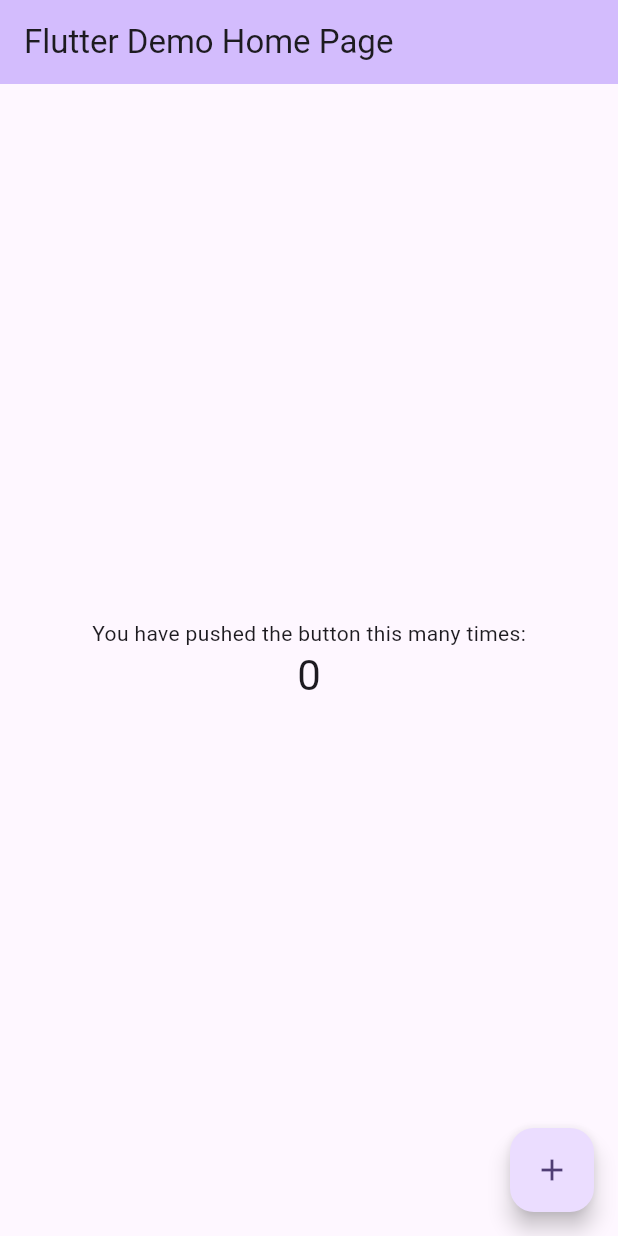
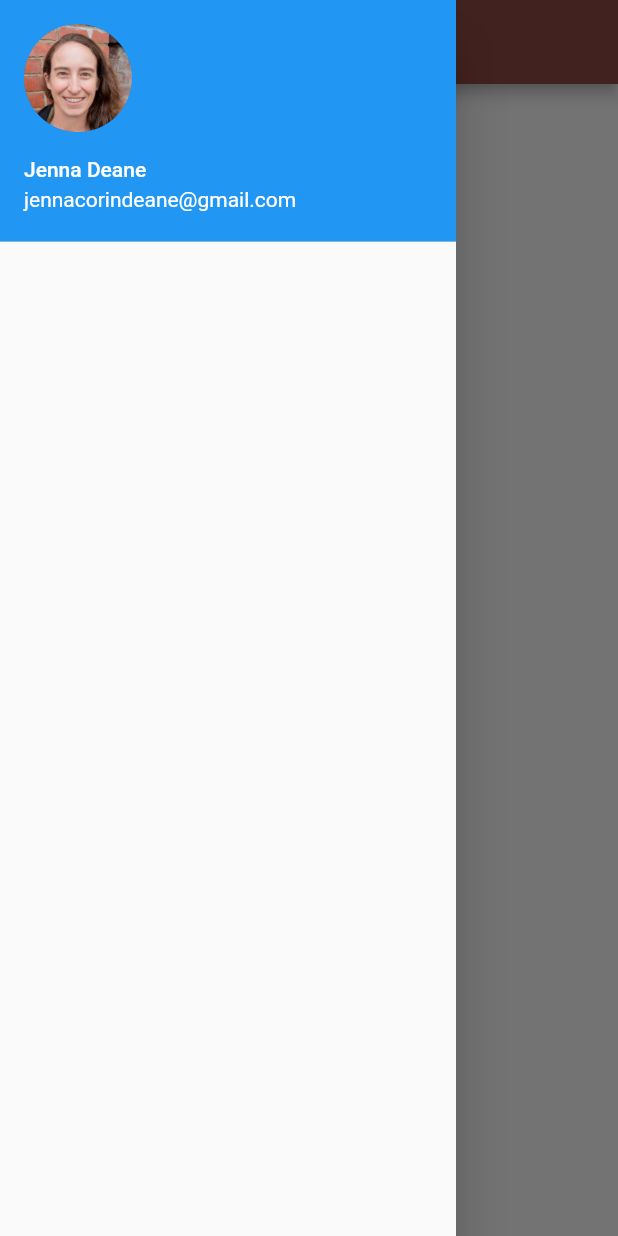
Before and after one commit to cow466/til, a Flutter app: the screen it shows after launch, with the side drawer open (before the commit the screen has no drawer), on a phone screen of 412 x 824 dp. Run offline on Flutter 3.47's test engine with Material 2 defaults, Android fonts, the light colour scheme and no system bars; our stand-ins replace flutter_markdown, google_fonts.

Commit message:
create base app

```diff
--- /dev/null
+++ b/til/lib/app.dart
@@ -0,0 +1,42 @@
+import 'package:flutter/material.dart';
+import 'package:google_fonts/google_fonts.dart';
+
+import 'package:til/settings/settings_controller.dart';
+import 'package:til/views/page_not_found/page_not_found_view.dart';
+
+class TILApp extends StatelessWidget {
+  const TILApp({
+    super.key,
+    required this.settingsController,
+  });
+
+  final SettingsController settingsController;
+
+  @override
+  Widget build(BuildContext context) {
+    return ListenableBuilder(
+      listenable: settingsController,
+      builder: (context, child) => MaterialApp(
+        theme: ThemeData(
+          colorScheme: ColorScheme.fromSeed(
+            seedColor: Colors.red,
+          ),
+          textTheme: TextTheme(
+            bodyMedium: GoogleFonts.openSans(),
+          ),
+        ),
+        darkTheme: ThemeData.dark(),
+        themeMode: settingsController.themeMode,
+        onGenerateRoute: (routeSettings) => MaterialPageRoute(
+          settings: routeSettings,
+          builder: (context) {
+            switch (routeSettings.name) {
+              default:
+                return const PageNotFoundView();
+            }
+          },
+        ),
+      ),
+    );
+  }
+}
--- /dev/null
+++ b/til/lib/components/drawer_view.dart
@@ -0,0 +1,25 @@
+import 'package:flutter/material.dart';
+
+class DrawerView extends StatelessWidget {
+  const DrawerView({Key? key}) : super(key: key);
+
+  @override
+  Widget build(BuildContext context) {
+    return Drawer(
+      child: ListView(
+        children: [
+          UserAccountsDrawerHeader(
+            accountName: const Text("Jenna Deane"),
+            accountEmail: const Text("jennacorindeane@gmail.com"),
+            currentAccountPicture: const CircleAvatar(
+              backgroundImage: AssetImage('assets/images/jenna-deane.jpg'),
+            ),
+            decoration: BoxDecoration(
+              color: Theme.of(context).primaryColor,
+            ),
+          ),
+        ],
+      ),
+    );
+  }
+}
--- a/til/lib/main.dart
+++ b/til/lib/main.dart
@@ -1,125 +1,10 @@
 import 'package:flutter/material.dart';
+import 'package:til/app.dart';
+import 'package:til/settings/settings_controller.dart';
+import 'package:til/settings/settings_service.dart';
 
-void main() {
-  runApp(const MyApp());
+void main() async {
+  final settingsController = SettingsController(SettingsService());
+  await settingsController.loadSettings();
+  runApp(TILApp(settingsController: settingsController));
 }
-
-class MyApp extends StatelessWidget {
-  const MyApp({super.key});
-
-  // This widget is the root of your application.
-  @override
-  Widget build(BuildContext context) {
-    return MaterialApp(
-      title: 'Flutter Demo',
-      theme: ThemeData(
-        // This is the theme of your application.
-        //
-        // TRY THIS: Try running your application with "flutter run". You'll see
-        // the application has a blue toolbar. Then, without quitting the app,
-        // try changing the seedColor in the colorScheme below to Colors.green
-        // and then invoke "hot reload" (save your changes or press the "hot
-        // reload" button in a Flutter-supported IDE, or press "r" if you used
-        // the command line to start the app).
-        //
-        // Notice that the counter didn't reset back to zero; the application
-        // state is not lost during the reload. To reset the state, use hot
-        // restart instead.
-        //
-        // This works for code too, not just values: Most code changes can be
-        // tested with just a hot reload.
-        colorScheme: ColorScheme.fromSeed(seedColor: Colors.deepPurple),
-        useMaterial3: true,
-      ),
-      home: const MyHomePage(title: 'Flutter Demo Home Page'),
-    );
-  }
-}
-
-class MyHomePage extends StatefulWidget {
-  const MyHomePage({super.key, required this.title});
-
-  // This widget is the home page of your application. It is stateful, meaning
-  // that it has a State object (defined below) that contains fields that affect
-  // how it looks.
-
-  // This class is the configuration for the state. It holds the values (in this
-  // case the title) provided by the parent (in this case the App widget) and
-  // used by the build method of the State. Fields in a Widget subclass are
-  // always marked "final".
-
-  final String title;
-
-  @override
-  State<MyHomePage> createState() => _MyHomePageState();
-}
-
-class _MyHomePageState extends State<MyHomePage> {
-  int _counter = 0;
-
-  void _incrementCounter() {
-    setState(() {
-      // This call to setState tells the Flutter framework that something has
-      // changed in this State, which causes it to rerun the build method below
-      // so that the display can reflect the updated values. If we changed
-      // _counter without calling setState(), then the build method would not be
-      // called again, and so nothing would appear to happen.
-      _counter++;
-    });
-  }
-
-  @override
-  Widget build(BuildContext context) {
-    // This method is rerun every time setState is called, for instance as done
-    // by the _incrementCounter method above.
-    //
-    // The Flutter framework has been optimized to make rerunning build methods
-    // fast, so that you can just rebuild anything that needs updating rather
-    // than having to individually change instances of widgets.
-    return Scaffold(
-      appBar: AppBar(
-        // TRY THIS: Try changing the color here to a specific color (to
-        // Colors.amber, perhaps?) and trigger a hot reload to see the AppBar
-        // change color while the other colors stay the same.
-        backgroundColor: Theme.of(context).colorScheme.inversePrimary,
-        // Here we take the value from the MyHomePage object that was created by
-        // the App.build method, and use it to set our appbar title.
-        title: Text(widget.title),
-      ),
-      body: Center(
-        // Center is a layout widget. It takes a single child and positions it
-        // in the middle of the parent.
-        child: Column(
-          // Column is also a layout widget. It takes a list of children and
-          // arranges them vertically. By default, it sizes itself to fit its
-          // children horizontally, and tries to be as tall as its parent.
-          //
-          // Column has various properties to control how it sizes itself and
-          // how it positions its children. Here we use mainAxisAlignment to
-          // center the children vertically; the main axis here is the vertical
-          // axis because Columns are vertical (the cross axis would be
-          // horizontal).
-          //
-          // TRY THIS: Invoke "debug painting" (choose the "Toggle Debug Paint"
-          // action in the IDE, or press "p" in the console), to see the
-          // wireframe for each widget.
-          mainAxisAlignment: MainAxisAlignment.center,
-          children: <Widget>[
-            const Text(
-              'You have pushed the button this many times:',
-            ),
-            Text(
-              '$_counter',
-              style: Theme.of(context).textTheme.headlineMedium,
-            ),
-          ],
-        ),
-      ),
-      floatingActionButton: FloatingActionButton(
-        onPressed: _incrementCounter,
-        tooltip: 'Increment',
-        child: const Icon(Icons.add),
-      ), // This trailing comma makes auto-formatting nicer for build methods.
-    );
-  }
-}
--- /dev/null
+++ b/til/lib/settings/settings_controller.dart
@@ -0,0 +1,31 @@
+import 'package:flutter/material.dart';
+
+import './settings_service.dart';
+
+class SettingsController with ChangeNotifier {
+  SettingsController(this._settingsService);
+
+  final SettingsService _settingsService;
+
+  late ThemeMode _themeMode;
+
+  ThemeMode get themeMode => _themeMode;
+
+  Future<void> loadSettings() async {
+    _themeMode = await _settingsService.themeMode();
+
+    notifyListeners();
+  }
+
+  Future<void> updateThemeMode(ThemeMode? newThemeMode) async {
+    if (newThemeMode == null) return;
+
+    if (newThemeMode == _themeMode) return;
+
+    _themeMode = newThemeMode;
+
+    notifyListeners();
+
+    await _settingsService.updateThemeMode(newThemeMode);
+  }
+}
--- /dev/null
+++ b/til/lib/views/mockup_markdown/mockup_markdown_page.dart
@@ -0,0 +1,14 @@
+import 'package:flutter/material.dart';
+
+import './mockup_markdown.dart';
+
+abstract class MockupMarkdownPage extends MockupMarkdownView {
+  const MockupMarkdownPage({
+    Key? key,
+    required String title,
+    required String data,
+    required this.routeName,
+  }) : super(key: key, title: title, data: data);
+
+  final String routeName;
+}
--- /dev/null
+++ b/til/lib/views/page_not_found/page_not_found_view.dart
@@ -0,0 +1,20 @@
+import '../mockup_markdown/mockup_markdown_page.dart';
+
+const bugHandlerEmail = 'cow@hawaii.edu';
+
+const pageSpecification = '''
+# Oops!
+
+How did you get here?
+
+[Submit a bug ticket](mailto:cow@hawaii.edu)
+''';
+
+class PageNotFoundView extends MockupMarkdownPage {
+  const PageNotFoundView({super.key})
+      : super(
+          title: "Page Not Found",
+          data: pageSpecification,
+          routeName: "/page-not-found",
+        );
+}
```
Also changed, not shown: til/lib/settings/settings_service.dart (added, +14 -0 lines), til/lib/views/mockup_markdown/mockup_markdown.dart (added, +28 -0 lines), til/pubspec.yaml (+5 -3 lines), til/assets/images/jenna-deane.jpg (added), til/pubspec.lock, 6 other files.
